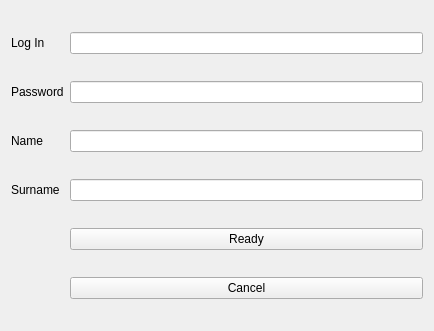
Qt form src/interface/register.ui (OgurtsovAndrei/Messenger-project) before a commit.
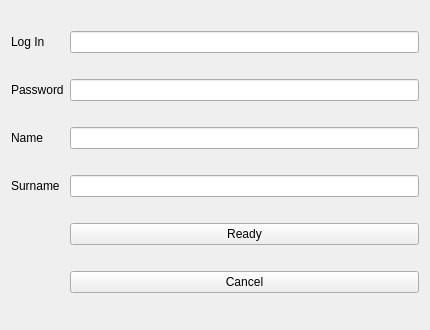
The same form after that commit.

Patch:
```diff
--- a/src/interface/register.ui
+++ b/src/interface/register.ui
@@ -6,8 +6,8 @@
    <rect>
     <x>0</x>
     <y>0</y>
-    <width>434</width>
-    <height>331</height>
+    <width>430</width>
+    <height>330</height>
    </rect>
   </property>
   <property name="windowTitle">
```
